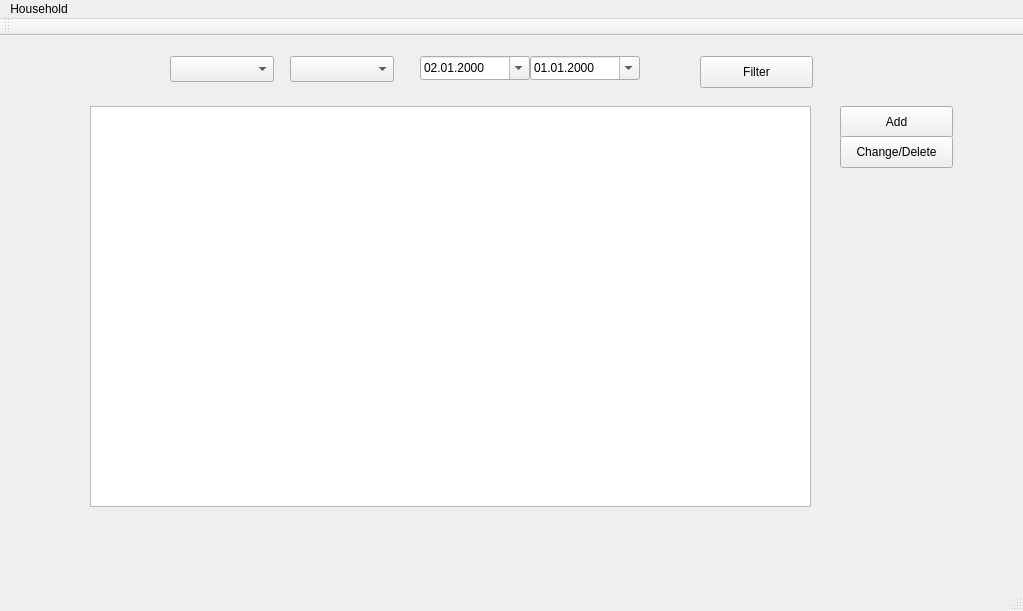
sandroKa/SE, file mainwindow.ui: the form before one commit.
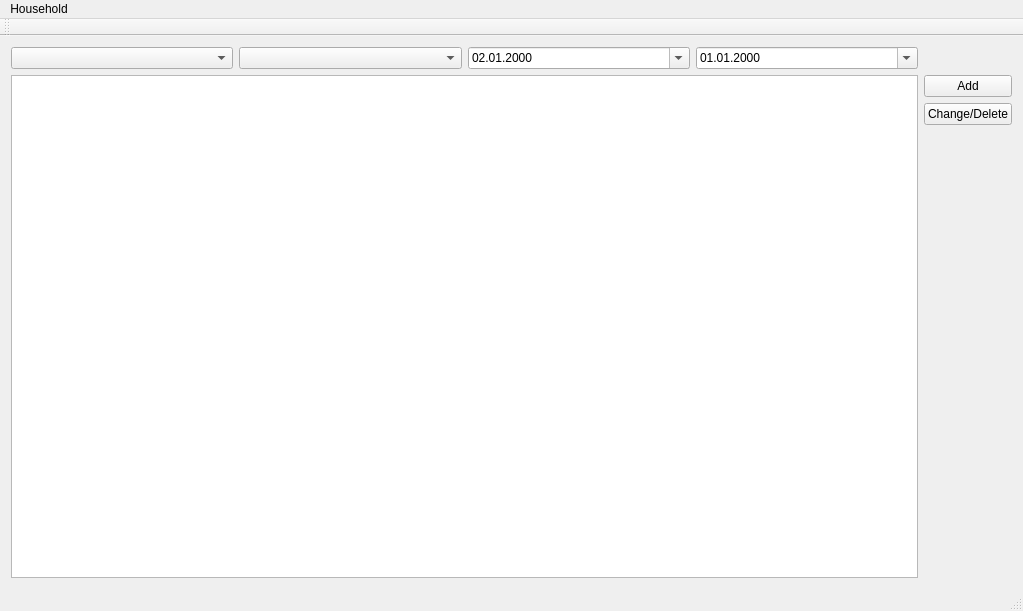
The form after the commit.

Commit message:
Automatic Filter Stylesheet
Filter Button entfernt updates mit connects.
Stylesheet  eingefügt

```diff
--- a/mainwindow.ui
+++ b/mainwindow.ui
@@ -11,31 +11,90 @@
    </rect>
   </property>
   <property name="windowTitle">
-   <string>MainWindow</string>
+   <string>Household</string>
+  </property>
+  <property name="styleSheet">
+   <string notr="true">QTableWidget
+{
+	font: 10pt &quot;MS Shell Dlg 2&quot;;
+}
+
+/*#################                QHeaderView          START          ###########################*/
+
+QHeaderView
+{
+	font: 10pt &quot;MS Shell Dlg 2&quot;;
+	background-color: rgb(200, 200, 200);
+}
+
+QHeaderView::section
+{
+	background-color: rgb(200, 200, 200);
+padding-left: 2px;
+}
+
+QHeaderView::section:selected
+{
+background-color: rgb(0, 85, 255);
+border-width:1px;
+border-color:black;
+border-style:solid
+}
+
+QHeaderView::section:horizontal
+{
+	background-color: rgb(85, 170, 255);
+color:black;
+min-height:26px;
+min-width:151px;
+}
+
+
+QHeaderView::section:horizontal:!last
+{
+border-bottom: 1px solid blue;
+border-right: 1px solid blue;
+}
+QHeaderView::section:horizontal:last
+{
+border-bottom: 1px solid blue;
+border-right: 1px solid blue;
+}
+
+/*##################          QHeaderView         ENDE                 #########################*/
+
+
+QDateEdit
+{
+	font: 10pt &quot;MS Shell Dlg 2&quot;;
+}
+
+QComboBox
+{
+	font: 10pt &quot;MS Shell Dlg 2&quot;;
+}
+
+QPushButton
+{
+	font: 10pt &quot;MS Shell Dlg 2&quot;;
+}</string>
   </property>
   <widget class="QWidget" name="centralWidget">
-   <widget class="QTableWidget" name="tbl_Overview">
-    <property name="geometry">
-     <rect>
-      <x>90</x>
-      <y>70</y>
-      <width>721</width>
-      <height>401</height>
-     </rect>
-    </property>
-    <property name="selectionBehavior">
-     <enum>QAbstractItemView::SelectRows</enum>
-    </property>
-   </widget>
+   <layout class="QGridLayout" name="gridLayout">
+    <item row="0" column="0">
+     <layout class="QHBoxLayout" name="horizontalLayout">
+      <item>
+       <widget class="QComboBox" name="cmb_Cat"/>
+      </item>
+      <item>
+       <widget class="QComboBox" name="cmb_DataCount">
+        <property name="currentText">
+         <string/>
+        </property>
+       </widget>
+      </item>
+      <item>
    <widget class="QDateEdit" name="date_from">
-    <property name="geometry">
-     <rect>
-      <x>420</x>
-      <y>20</y>
-      <width>110</width>
-      <height>24</height>
-     </rect>
-    </property>
     <property name="dateTime">
      <datetime>
       <hour>0</hour>
@@ -53,15 +112,9 @@
      <bool>true</bool>
     </property>
    </widget>
+      </item>
+      <item>
    <widget class="QDateEdit" name="date_to">
-    <property name="geometry">
-     <rect>
-      <x>530</x>
-      <y>20</y>
-      <width>110</width>
-      <height>24</height>
-     </rect>
-    </property>
     <property name="displayFormat">
      <string>dd.MM.yyyy</string>
     </property>
@@ -69,68 +122,57 @@
      <bool>true</bool>
     </property>
    </widget>
-   <widget class="QPushButton" name="btn_filter">
-    <property name="geometry">
-     <rect>
-      <x>700</x>
-      <y>20</y>
-      <width>113</width>
-      <height>32</height>
-     </rect>
-    </property>
-    <property name="text">
-     <string>Filter</string>
-    </property>
-   </widget>
-   <widget class="QComboBox" name="cmb_DataCount">
-    <property name="geometry">
-     <rect>
-      <x>290</x>
-      <y>20</y>
-      <width>104</width>
-      <height>26</height>
-     </rect>
-    </property>
-    <property name="currentText">
-     <string/>
-    </property>
-   </widget>
-   <widget class="QComboBox" name="cmb_Cat">
-    <property name="geometry">
-     <rect>
-      <x>170</x>
-      <y>20</y>
-      <width>104</width>
-      <height>26</height>
-     </rect>
-    </property>
-   </widget>
+      </item>
+     </layout>
+    </item>
+    <item row="1" column="0">
+     <widget class="QTableWidget" name="tbl_Overview">
+      <property name="selectionBehavior">
+       <enum>QAbstractItemView::SelectRows</enum>
+      </property>
+      <attribute name="horizontalHeaderHighlightSections">
+       <bool>false</bool>
+      </attribute>
+      <attribute name="verticalHeaderVisible">
+       <bool>false</bool>
+      </attribute>
+      <attribute name="verticalHeaderHighlightSections">
+       <bool>false</bool>
+      </attribute>
+     </widget>
+    </item>
+    <item row="1" column="1">
+     <layout class="QVBoxLayout" name="verticalLayout">
+      <item>
    <widget class="QPushButton" name="btn_addTrans">
-    <property name="geometry">
-     <rect>
-      <x>840</x>
-      <y>70</y>
-      <width>113</width>
-      <height>32</height>
-     </rect>
-    </property>
     <property name="text">
      <string>Add</string>
     </property>
    </widget>
+      </item>
+      <item>
    <widget class="QPushButton" name="btn_delete">
-    <property name="geometry">
-     <rect>
-      <x>840</x>
-      <y>100</y>
-      <width>113</width>
-      <height>32</height>
-     </rect>
-    </property>
     <property name="text">
      <string>Change/Delete</string>
     </property>
    </widget>
+      </item>
+      <item>
+       <spacer name="verticalSpacer">
+        <property name="orientation">
+         <enum>Qt::Vertical</enum>
+        </property>
+        <property name="sizeHint" stdset="0">
+         <size>
+          <width>20</width>
+          <height>40</height>
+         </size>
+        </property>
+       </spacer>
+      </item>
+     </layout>
+    </item>
+   </layout>
   </widget>
   <widget class="QMenuBar" name="menuBar">
    <property name="geometry">
```
Left out of the diff: 2 changed lines with no effect on the pictures. Lines whose indentation alone changed are shown as unchanged. The commit also changes 4 other files.
